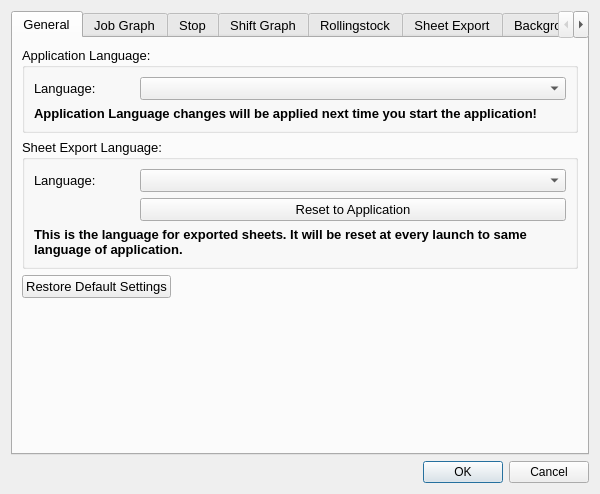
The window that src/settings/settingsdialog.ui (gfgit/ModelRailroadTimetablePlanner) describes before a commit, drawn with Qt 5.
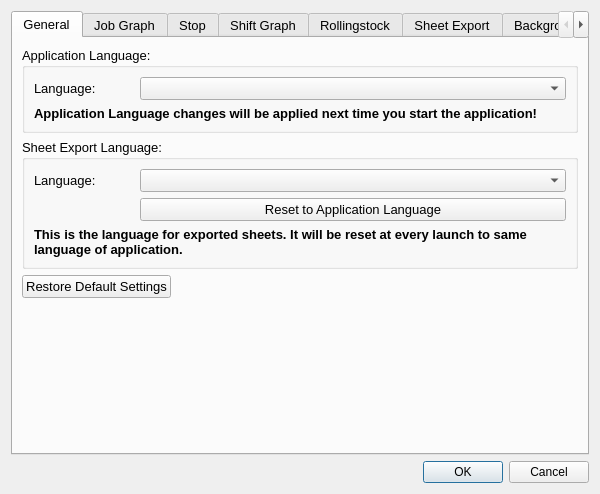
The same window after the commit. Custom widgets are drawn as their Qt base class.

Commit message: SettingsDialog: fix button text

Diff of the .ui file:
```diff
--- a/src/settings/settingsdialog.ui
+++ b/src/settings/settingsdialog.ui
@@ -190,7 +190,7 @@
           <item row="2" column="1">
            <widget class="QPushButton" name="resetSheetLangBut">
             <property name="text">
-             <string>Reset to Application</string>
+             <string>Reset to Application Language</string>
             </property>
            </widget>
           </item>
```
